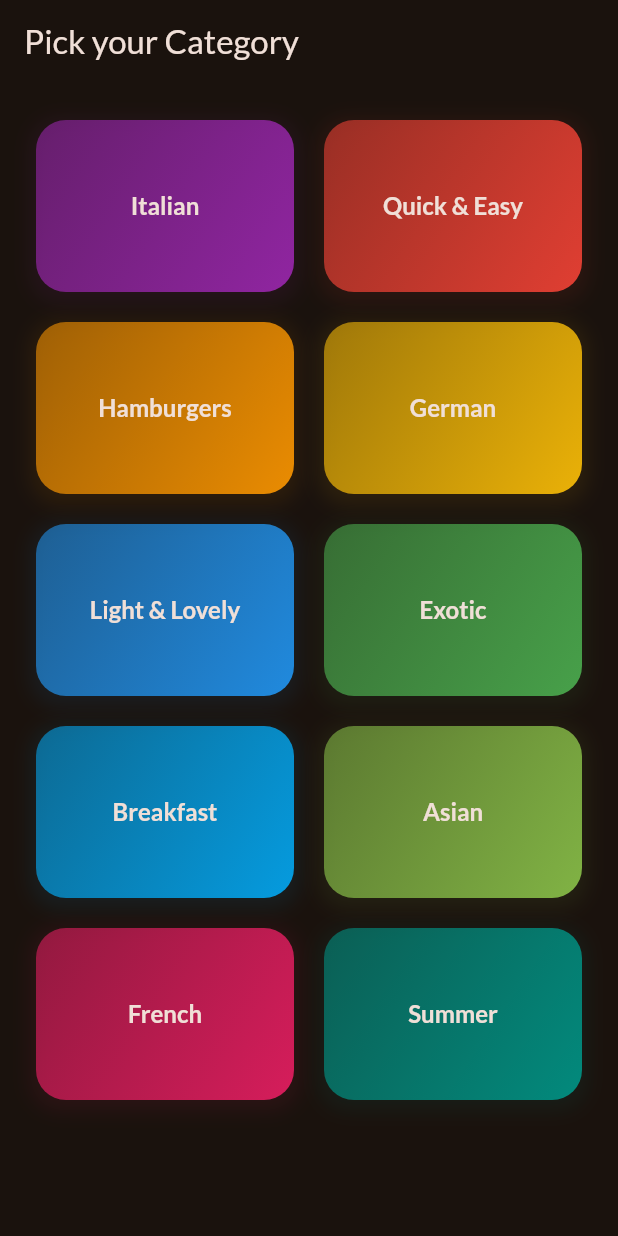
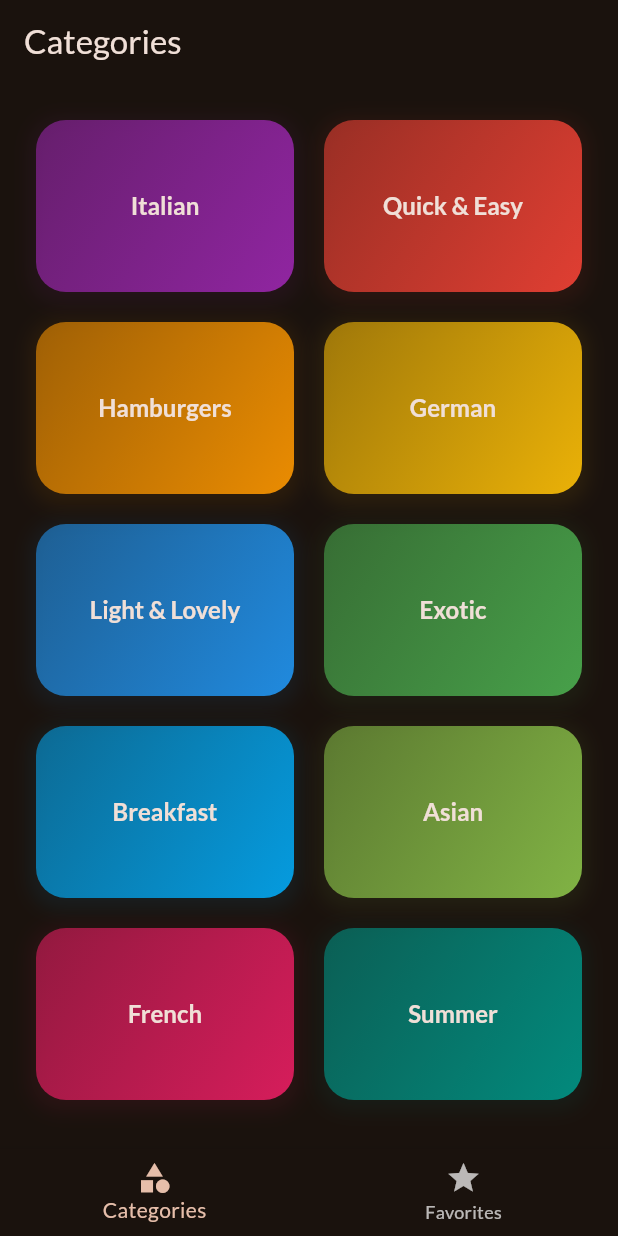
Before and after one commit to pukinidev/Flutter, a Flutter app: the screen it shows after launch, on a phone screen of 412 x 824 dp. Run offline on Flutter 3.47's test engine with Material 3 defaults, Android fonts, the phone set to English and light mode, and no system bars; our stand-ins replace google_fonts, transparent_image.

Commit message:
learn new things about managing screens!

```diff
--- a/Projects/mealsapp/lib/main.dart
+++ b/Projects/mealsapp/lib/main.dart
@@ -1,6 +1,6 @@
 import 'package:flutter/material.dart';
 import 'package:google_fonts/google_fonts.dart';
-import 'package:mealsapp/screens/categories.dart';
+import 'package:mealsapp/screens/tabs.dart';
 
 final theme = ThemeData(
   colorScheme: ColorScheme.fromSeed(
@@ -22,7 +22,7 @@ class App extends StatelessWidget {
   Widget build(BuildContext context) {
     return MaterialApp(
       theme: theme,
-      home: const CategoriesScreen(),
+      home: const TabsScreen(),
     );
   }
 }
--- a/Projects/mealsapp/lib/screens/categories.dart
+++ b/Projects/mealsapp/lib/screens/categories.dart
@@ -1,11 +1,14 @@
 import 'package:flutter/material.dart';
 import 'package:mealsapp/data/dummy_data.dart';
 import 'package:mealsapp/models/category.dart';
+import 'package:mealsapp/models/meal.dart';
 import 'package:mealsapp/screens/meals.dart';
 import 'package:mealsapp/widgets/category_grid_item.dart';
 
 class CategoriesScreen extends StatelessWidget {
-  const CategoriesScreen({super.key});
+  const CategoriesScreen({super.key,required this.onToggleFavorite});
+
+  final void Function(Meal) onToggleFavorite;
 
 
   void _selectCategory(BuildContext context, Category category) {
@@ -18,6 +21,7 @@ class CategoriesScreen extends StatelessWidget {
         builder: (ctx) => MealsScreen(
           title: category.title,
           meals: filteredMeals,
+          onToggleFavorite: onToggleFavorite,
         ),
       ),
     );
@@ -25,11 +29,7 @@ class CategoriesScreen extends StatelessWidget {
 
   @override
   Widget build(BuildContext context) {
-    return Scaffold(
-      appBar: AppBar(
-        title: const Text('Pick your Category'),
-      ),
-      body: GridView(
+    return GridView(
         padding: const EdgeInsets.all(24),
         gridDelegate: const SliverGridDelegateWithFixedCrossAxisCount(
             crossAxisCount: 2,
@@ -61,7 +61,6 @@ class CategoriesScreen extends StatelessWidget {
                 CategoryGridItem(category: category),
           */
         ],
-      ),
-    );
+      );
   }
 }
--- /dev/null
+++ b/Projects/mealsapp/lib/screens/tabs.dart
@@ -0,0 +1,71 @@
+import 'package:flutter/material.dart';
+import 'package:mealsapp/models/meal.dart';
+import 'package:mealsapp/screens/categories.dart';
+import 'package:mealsapp/screens/meals.dart';
+
+class TabsScreen extends StatefulWidget {
+  const TabsScreen({super.key});
+  @override
+  State<TabsScreen> createState() => _TabsScreenState();
+}
+
+class _TabsScreenState extends State<TabsScreen> {
+  int _selectedPageIndex = 0;
+  final List<Meal> favorities = [];
+
+  void _toggleMealFavoriteStatus(Meal meal) {
+    final isExisting = favorities.contains(meal);
+
+    if(isExisting){
+      setState(() {
+        favorities.remove(meal);
+      });
+    }
+    else {
+      setState(() {
+        favorities.add(meal);
+      });
+    }
+
+  }
+
+  void _selectedPage(int index) {
+    setState(() {
+      _selectedPageIndex = index;
+    });
+  }
+
+  @override
+  Widget build(BuildContext context) {
+    Widget activePage = CategoriesScreen(onToggleFavorite: _toggleMealFavoriteStatus);
+    var activePageTitle = 'Categories';
+
+    if (_selectedPageIndex == 1) {
+      activePage = MealsScreen(meals: favorities, onToggleFavorite: _toggleMealFavoriteStatus);
+      activePageTitle = 'Your Favorities';
+    }
+
+    return Scaffold(
+      appBar: AppBar(
+        title: Text(activePageTitle),
+      ),
+      body: activePage,
+      bottomNavigationBar: BottomNavigationBar(
+        onTap: (index) {
+          _selectedPage(index);
+        },
+        currentIndex: _selectedPageIndex,
+        items: const [
+          BottomNavigationBarItem(
+            icon: Icon(Icons.category),
+            label: 'Categories',
+          ),
+          BottomNavigationBarItem(
+            icon: Icon(Icons.star),
+            label: 'Favorites',
+          ),
+        ],
+      ),
+    );
+  }
+}
```
Also changed, not shown: Projects/mealsapp/lib/screens/meal_details.dart (+18 -3 lines), Projects/mealsapp/lib/screens/meals.dart (+14 -7 lines).
